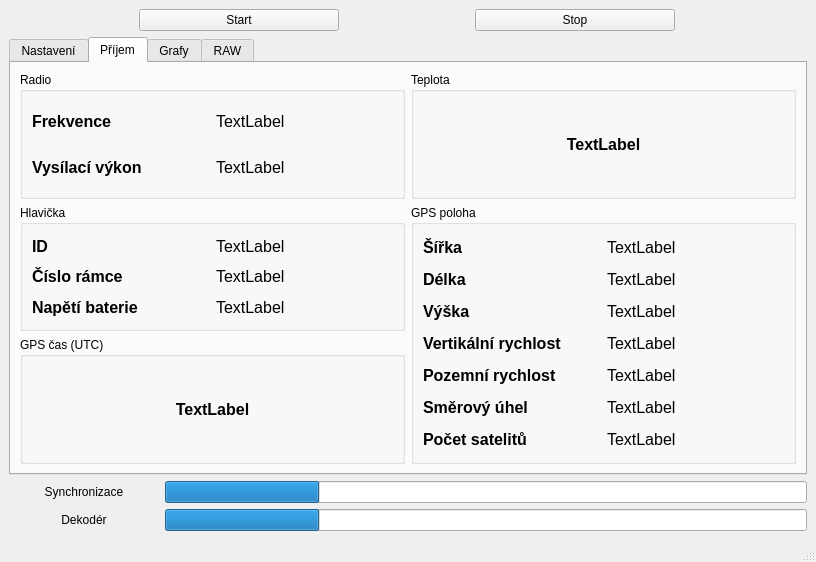
Old version of the form rs41/sounding_sonde/sounding_tracker/mainwindow.ui in the repository tom2238/radiosonde_hacking.
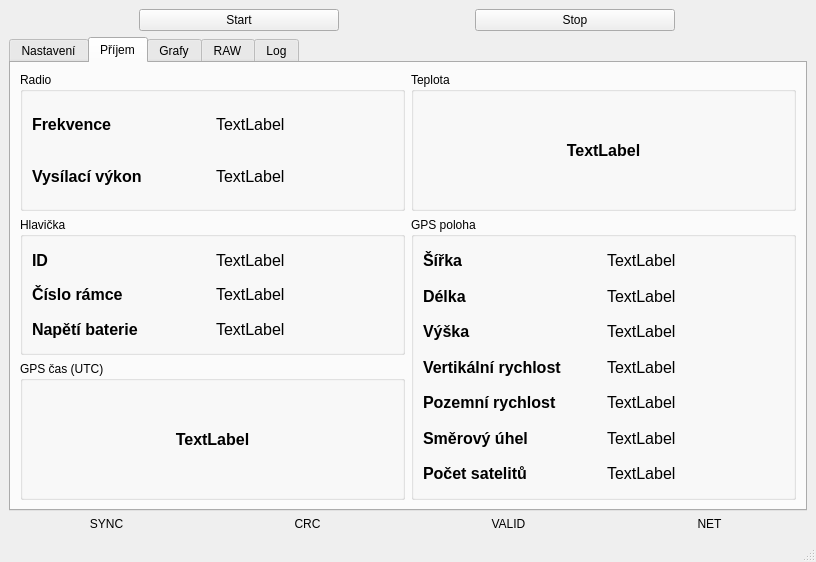
New version of the form. The open tabs and pages were chosen to show the change. Custom widgets are drawn as their Qt base class.

What changed in the file:
```diff
--- a/rs41/sounding_sonde/sounding_tracker/mainwindow.ui
+++ b/rs41/sounding_sonde/sounding_tracker/mainwindow.ui
@@ -662,61 +662,51 @@
           </item>
          </layout>
         </widget>
+        <widget class="QWidget" name="TB_log">
+         <attribute name="title">
+          <string>Log</string>
+         </attribute>
+        </widget>
        </widget>
       </item>
      </layout>
     </item>
     <item row="2" column="0">
      <layout class="QGridLayout" name="gridLayout">
-      <item row="0" column="0">
-       <widget class="QLabel" name="label_8">
-        <property name="minimumSize">
-         <size>
-          <width>150</width>
-          <height>0</height>
-         </size>
-        </property>
-        <property name="text">
-         <string>Synchronizace</string>
-        </property>
-        <property name="alignment">
-         <set>Qt::AlignCenter</set>
-        </property>
-       </widget>
-      </item>
       <item row="0" column="1">
-       <widget class="QProgressBar" name="PG_sync">
-        <property name="value">
-         <number>24</number>
+       <widget class="QLabel" name="LB_stat_crc">
+        <property name="text">
+         <string>CRC</string>
         </property>
-        <property name="textVisible">
-         <bool>false</bool>
+        <property name="alignment">
+         <set>Qt::AlignCenter</set>
         </property>
        </widget>
       </item>
-      <item row="1" column="1">
-       <widget class="QProgressBar" name="PG_decoder">
-        <property name="value">
-         <number>24</number>
+      <item row="0" column="0">
+       <widget class="QLabel" name="LB_stat_sync">
+        <property name="text">
+         <string>SYNC</string>
         </property>
-        <property name="textVisible">
-         <bool>false</bool>
+        <property name="alignment">
+         <set>Qt::AlignCenter</set>
         </property>
-        <property name="invertedAppearance">
-         <bool>false</bool>
-        </property>
        </widget>
       </item>
-      <item row="1" column="0">
-       <widget class="QLabel" name="label_9">
-        <property name="minimumSize">
-         <size>
-          <width>150</width>
-          <height>0</height>
-         </size>
+      <item row="0" column="2">
+       <widget class="QLabel" name="LB_stat_valid">
+        <property name="text">
+         <string>VALID</string>
         </property>
+        <property name="alignment">
+         <set>Qt::AlignCenter</set>
+        </property>
+       </widget>
+      </item>
+      <item row="0" column="3">
+       <widget class="QLabel" name="LB_stat_net">
         <property name="text">
-         <string>Dekodér</string>
+         <string>NET</string>
         </property>
         <property name="alignment">
          <set>Qt::AlignCenter</set>
```
Left out of the diff: 2 changed lines with no effect on the pictures.
